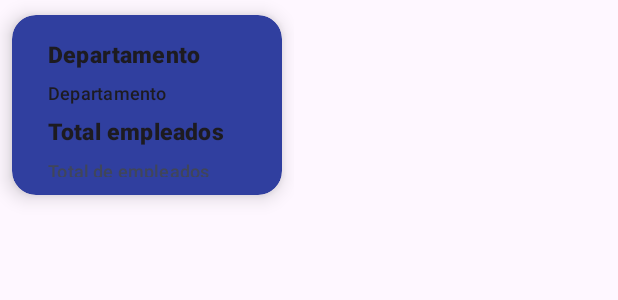
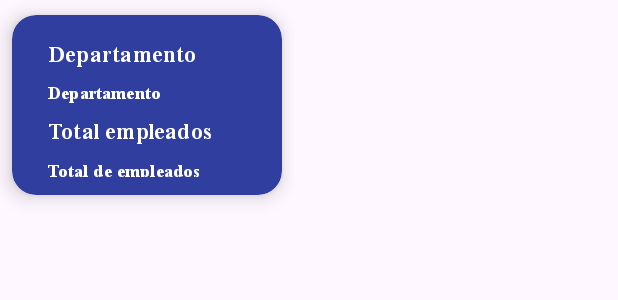
Before and after one commit to Allanby/APP_MOVIL, an Android app: the layout item_departamento.xml on its own in the app's theme, with its tools: preview values and no code run, on a phone screen of 412 x 824 dp. Shown: the top 300 px of the screen. Run offline under Robolectric (Android 15) with nearby library versions, the phone set to English and light mode, and no system bars.

Commit message:
feat: Implementa scroll y añade nuevas gráficas en RH
Se realizan las siguientes modificaciones en la sección de empleados de Recursos Humanos:

- Se envuelve el diseño del fragmento `empleados_r_h` en un `NestedScrollView` para permitir el desplazamiento vertical cuando el contenido excede el tamaño de la pantalla.
- Se ajusta la altura del `RecyclerView` y otros elementos para que funcionen correctamente dentro del `NestedScrollView`.
- Se añaden nuevos endpoints en el cliente de la API para obtener datos sobre permisos y contratos.
- Se refactoriza el código en `EmpleadosRH.kt` para mejorar la claridad y la estructura, eliminando comentarios innecesarios y organizando las funciones de configuración y actualización de las gráficas.

```diff
--- a/app/src/main/res/layout/fragment_empleados_r_h.xml
+++ b/app/src/main/res/layout/fragment_empleados_r_h.xml
@@ -6,6 +6,7 @@
     android:layout_width="match_parent"
     android:layout_height="match_parent"
     android:fillViewport="true"
+    android:elevation="0dp"
     tools:context=".EmpleadosRH">
 
     <!-- 2. Dentro del NestedScrollView, colocamos el LinearLayout original -->
--- a/app/src/main/res/layout/fragment_rh.xml
+++ b/app/src/main/res/layout/fragment_rh.xml
@@ -35,6 +35,7 @@
         android:layout_height="match_parent"
         android:layout_gravity="start"
         app:headerLayout="@layout/nav_header_rh"
-        app:menu="@menu/activity_rh_drawer" />
+        app:menu="@menu/activity_rh_drawer"
+        android:elevation="16dp" />
 
 </androidx.drawerlayout.widget.DrawerLayout>
--- a/app/src/main/res/layout/item_departamento.xml
+++ b/app/src/main/res/layout/item_departamento.xml
@@ -4,6 +4,7 @@
     android:layout_height="wrap_content"
     xmlns:app="http://schemas.android.com/apk/res-auto"
     android:orientation="horizontal">
+
     <androidx.cardview.widget.CardView
         android:id="@+id/cardTotalEmpleados"
         android:layout_width="180dp"
@@ -16,14 +17,11 @@
         app:cardCornerRadius="16dp"
         app:cardElevation="8dp">
 
-
-
         <LinearLayout
             android:layout_width="match_parent"
             android:layout_height="wrap_content"
             android:orientation="vertical"
-            android:padding="12dp"
-            >
+            android:padding="12dp">
 
             <TextView
                 android:id="@+id/departamentostxt"
@@ -31,10 +29,12 @@
                 android:layout_marginVertical="3dp"
                 android:layout_width="match_parent"
                 android:layout_height="wrap_content"
-                android:textStyle="bold"
                 android:text="Departamento "
+                android:textColor="@color/white"
                 android:textAppearance="?attr/textAppearanceListItem"
+                android:fontFamily="@font/timesbold"
             android:textSize="15sp" />
+
             <TextView
                 android:id="@+id/textViewdepartamento"
                 android:layout_marginHorizontal="12dp"
@@ -42,17 +42,21 @@
                 android:layout_width="match_parent"
                 android:layout_height="wrap_content"
                 android:text="Departamento "
+                android:textColor="@color/white"
                 android:textAppearance="?attr/textAppearanceListItem"
+                android:fontFamily="@font/timesbold"
             android:textSize="12sp" />
+
             <TextView
                 android:id="@+id/txtTotalEmpleados"
                 android:layout_marginHorizontal="12dp"
                 android:layout_marginVertical="3dp"
                 android:layout_width="match_parent"
                 android:layout_height="wrap_content"
-                android:textStyle="bold"
+                android:textColor="@color/white"
                 android:text="Total empleados "
                 android:textAppearance="?attr/textAppearanceListItem"
+                android:fontFamily="@font/timesbold"
             android:textSize="15sp" />
 
             <TextView
@@ -62,8 +66,9 @@
                 android:layout_width="match_parent"
                 android:layout_height="wrap_content"
                 android:text="Total de empleados"
-        android:textColor="@color/material_dynamic_secondary30"
+                android:textColor="@color/white"
                 android:textAppearance="?attr/textAppearanceListItem"
+                android:fontFamily="@font/timesbold"
             android:textSize="12sp" />
 
         </LinearLayout>
```
Also changed, not shown: app/src/main/java/com/example/admin_rh/RhMenuActivity.kt (+62 -10 lines), app/src/main/java/com/example/adminrh/EmpleadosRH.kt (+22 -4 lines). Lines whose indentation alone changed are shown as unchanged.
